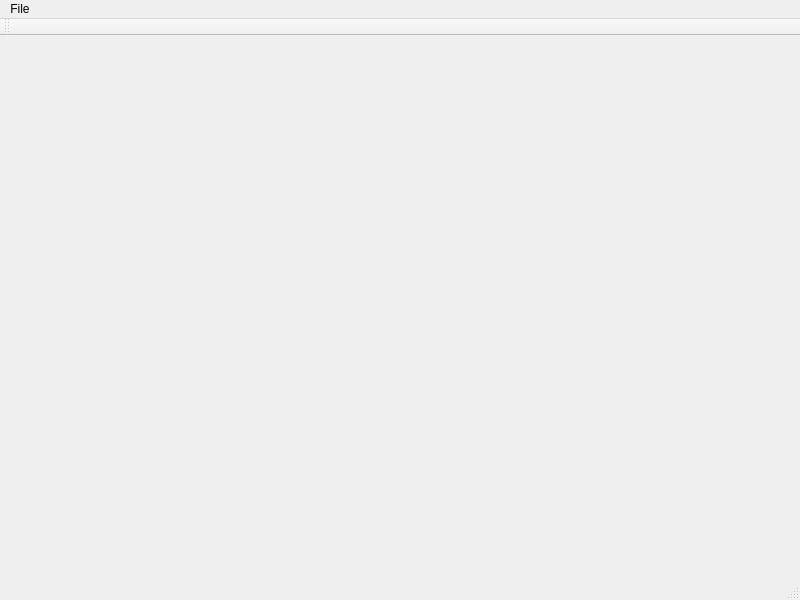
Qt form ui/UIMainWindowForm.ui (mysiar/seismic-offset-check) before a commit.
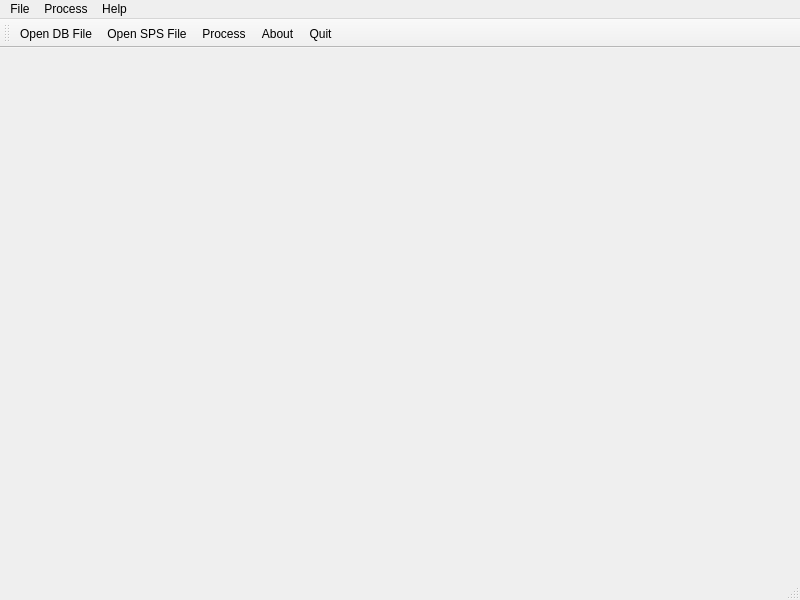
The same form after that commit. Icons and pictures are not drawn.

The edit to the form file:
```diff
--- a/ui/UIMainWindowForm.ui
+++ b/ui/UIMainWindowForm.ui
@@ -32,7 +32,22 @@
     <addaction name="separator"/>
     <addaction name="actionQuit"/>
    </widget>
+   <widget class="QMenu" name="menuRun">
+    <property name="title">
+     <string>Process</string>
+    </property>
+    <addaction name="actionProcess"/>
+   </widget>
+   <widget class="QMenu" name="menuHelp">
+    <property name="title">
+     <string>Help</string>
+    </property>
+    <addaction name="actionHelp"/>
+    <addaction name="actionAbout"/>
+   </widget>
    <addaction name="menuFile"/>
+   <addaction name="menuRun"/>
+   <addaction name="menuHelp"/>
   </widget>
   <widget class="QStatusBar" name="statusbar"/>
   <widget class="QToolBar" name="toolBar">
@@ -45,6 +60,11 @@
    <attribute name="toolBarBreak">
     <bool>false</bool>
    </attribute>
+   <addaction name="actionOpen_DB_File"/>
+   <addaction name="actionOpen_SPS_File"/>
+   <addaction name="actionProcess"/>
+   <addaction name="actionAbout"/>
+   <addaction name="actionQuit"/>
   </widget>
   <action name="actionOpen_DB_File">
    <property name="icon">
@@ -76,6 +96,36 @@
     <string>Quit</string>
    </property>
   </action>
+  <action name="actionProcess">
+   <property name="icon">
+    <iconset resource="../resources.qrc">
+     <normaloff>:/offset_check/icons/burn-24.png</normaloff>:/offset_check/icons/burn-24.png</iconset>
+   </property>
+   <property name="text">
+    <string>Process</string>
+   </property>
+  </action>
+  <action name="actionHelp">
+   <property name="icon">
+    <iconset resource="../resources.qrc">
+     <normaloff>:/offset_check/icons/question-button.png</normaloff>:/offset_check/icons/question-button.png</iconset>
+   </property>
+   <property name="text">
+    <string>Help</string>
+   </property>
+   <property name="toolTip">
+    <string>Help</string>
+   </property>
+  </action>
+  <action name="actionAbout">
+   <property name="icon">
+    <iconset resource="../resources.qrc">
+     <normaloff>:/offset_check/icons/information-button-24.png</normaloff>:/offset_check/icons/information-button-24.png</iconset>
+   </property>
+   <property name="text">
+    <string>About</string>
+   </property>
+  </action>
  </widget>
  <resources>
   <include location="../resources.qrc"/>
```
Left out of the diff: 6 changed lines with no effect on the pictures.
